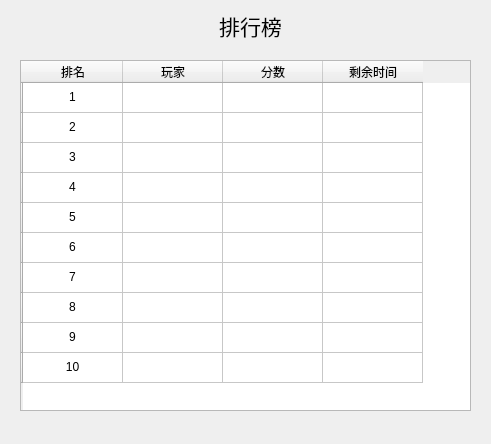
Paitesanshi/Data-Structure-Project, file Bejeweled/crankdlg.ui: the form before one commit.
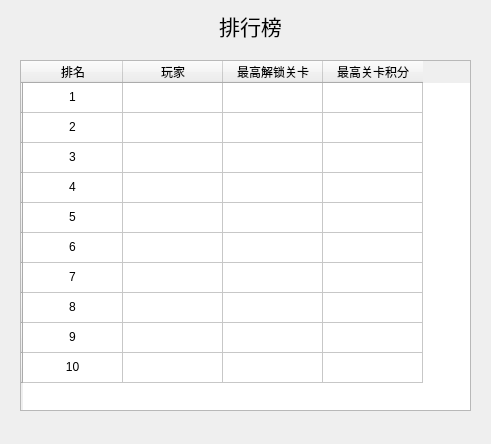
The form after the commit.

Commit message: 关卡选择界面

What changed in the file:
```diff
--- a/Bejeweled/crankdlg.ui
+++ b/Bejeweled/crankdlg.ui
@@ -154,7 +154,7 @@
    </column>
    <column>
     <property name="text">
-     <string>分数</string>
+     <string>最高解锁关卡</string>
     </property>
     <property name="textAlignment">
      <set>AlignCenter</set>
@@ -162,7 +162,7 @@
    </column>
    <column>
     <property name="text">
-     <string>剩余时间</string>
+     <string>最高关卡积分</string>
     </property>
     <property name="textAlignment">
      <set>AlignCenter</set>
@@ -184,7 +184,7 @@
      <set>AlignCenter</set>
     </property>
    </item>
-   <item row="0" column="2">
+   <item row="0" column="3">
     <property name="text">
      <string/>
     </property>
@@ -208,7 +208,7 @@
      <set>AlignCenter</set>
     </property>
    </item>
-   <item row="1" column="2">
+   <item row="1" column="3">
     <property name="text">
      <string/>
     </property>
@@ -232,7 +232,7 @@
      <set>AlignCenter</set>
     </property>
    </item>
-   <item row="2" column="2">
+   <item row="2" column="3">
     <property name="text">
      <string/>
     </property>
@@ -256,7 +256,7 @@
      <set>AlignCenter</set>
     </property>
    </item>
-   <item row="3" column="2">
+   <item row="3" column="3">
     <property name="text">
      <string/>
     </property>
@@ -280,7 +280,7 @@
      <set>AlignCenter</set>
     </property>
    </item>
-   <item row="4" column="2">
+   <item row="4" column="3">
     <property name="text">
      <string/>
     </property>
@@ -304,7 +304,7 @@
      <set>AlignCenter</set>
     </property>
    </item>
-   <item row="5" column="2">
+   <item row="5" column="3">
     <property name="text">
      <string/>
     </property>
@@ -328,7 +328,7 @@
      <set>AlignCenter</set>
     </property>
    </item>
-   <item row="6" column="2">
+   <item row="6" column="3">
     <property name="text">
      <string/>
     </property>
@@ -352,7 +352,7 @@
      <set>AlignCenter</set>
     </property>
    </item>
-   <item row="7" column="2">
+   <item row="7" column="3">
     <property name="text">
      <string/>
     </property>
@@ -376,7 +376,7 @@
      <set>AlignCenter</set>
     </property>
    </item>
-   <item row="8" column="2">
+   <item row="8" column="3">
     <property name="text">
      <string/>
     </property>
@@ -400,7 +400,7 @@
      <set>AlignCenter</set>
     </property>
    </item>
-   <item row="9" column="2">
+   <item row="9" column="3">
     <property name="text">
      <string/>
     </property>
```
The commit also changes 9 other files.
